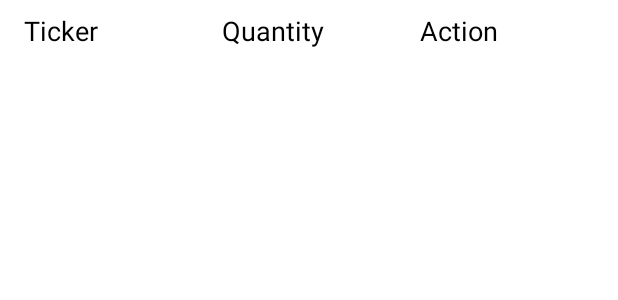
After one commit to AaronCreor/StockMarketShowdown, an Android app: the layout global_row.xml on its own in the app's theme, with its tools: preview values and no code run, on a phone screen of 412 x 824 dp. The commit adds this screen. Shown: the top 300 px of the screen. Run offline under Robolectric (Android 15) with nearby library versions, the phone set to English and light mode, and no system bars; network calls fail.

```diff
--- a/app/src/main/java/com/example/stockmarketshowdown/database/SMS.kt
+++ b/app/src/main/java/com/example/stockmarketshowdown/database/SMS.kt
@@ -9,7 +9,9 @@ import com.example.stockmarketshowdown.model.UserProfile
 import com.example.stockmarketshowdown.ui.history.SortColumn
 import com.example.stockmarketshowdown.ui.history.SortInfo
 import com.example.stockmarketshowdown.ui.home.Asset
+import com.example.stockmarketshowdown.ui.profile.ImageUploadFragment.Companion.TAG
 import com.google.firebase.auth.FirebaseAuth
+import com.google.firebase.database.FirebaseDatabase
 import kotlinx.coroutines.Dispatchers
 import kotlinx.coroutines.withContext
 import java.math.BigDecimal
--- a/app/src/main/java/com/example/stockmarketshowdown/ui/dashboard/CompanyPageFragment.kt
+++ b/app/src/main/java/com/example/stockmarketshowdown/ui/dashboard/CompanyPageFragment.kt
@@ -162,6 +162,7 @@ class CompanyPageFragment : Fragment() {
             SMS().insertTransaction(currentUserUID, "BUY", totalCost.toBigDecimal(), binding.ticker.text.toString())
             SMS().updateCash(currentUserUID, remainingCash)
             SMS().insertPortfolio(currentUserUID, binding.ticker.text.toString(), quantity, price.toBigDecimal())
+            RealTimeDB.insertTransaction(currentUserUID, quantity, binding.ticker.text.toString(), "BUY")
             fetchUserPortfolio()
             fetchUserCash()
             showSnackbar("Buy executed successfully. Total value: $costText")
@@ -196,6 +197,7 @@ class CompanyPageFragment : Fragment() {
 
         lifecycleScope.launch {
             val remainingCash = SMS().getUserCash(currentUserUID!!)!! + totalCost.toBigDecimal()
+            RealTimeDB.insertTransaction(currentUserUID, quantity, binding.ticker.text.toString(), "SELL")
             SMS().insertTransaction(currentUserUID, "SELL", totalCost.toBigDecimal(), binding.ticker.text.toString())
             SMS().updateCash(currentUserUID, remainingCash)
             SMS().updatePortfolio(currentUserUID, binding.ticker.text.toString(), -quantity)
--- a/app/src/main/java/com/example/stockmarketshowdown/ui/home/HomeFragment.kt
+++ b/app/src/main/java/com/example/stockmarketshowdown/ui/home/HomeFragment.kt
@@ -71,6 +71,10 @@ class HomeFragment : Fragment() {
                     updateScore(userID, totalPortfolioValue)
                 }
             }
+        }
+        binding.imageGlobe.setOnClickListener {
+            // Navigate to the GlobalViewFragment
+            findNavController().navigate(HomeFragmentDirections.actionHomeToGlobalView())
         }
 
         return root
--- /dev/null
+++ b/app/src/main/res/layout/fragment_global.xml
@@ -0,0 +1,6 @@
+<?xml version="1.0" encoding="utf-8"?>
+<androidx.constraintlayout.widget.ConstraintLayout xmlns:android="http://schemas.android.com/apk/res/android"
+    android:layout_width="match_parent"
+    android:layout_height="match_parent">
+
+</androidx.constraintlayout.widget.ConstraintLayout>
--- /dev/null
+++ b/app/src/main/res/layout/global_row.xml
@@ -0,0 +1,59 @@
+<androidx.constraintlayout.widget.ConstraintLayout
+    xmlns:android="http://schemas.android.com/apk/res/android"
+    android:layout_width="match_parent"
+    android:layout_height="wrap_content"
+    xmlns:app="http://schemas.android.com/apk/res-auto"
+    android:background="?attr/selectableItemBackground">
+
+    <!-- Ticker -->
+    <TextView
+        android:id="@+id/text_ticker"
+        android:layout_width="0dp"
+        android:layout_height="wrap_content"
+        android:text="Ticker"
+        android:textSize="18sp"
+        android:textColor="@color/black"
+        app:layout_constraintStart_toStartOf="parent"
+        app:layout_constraintTop_toTopOf="parent"
+        app:layout_constraintBottom_toBottomOf="parent"
+        android:layout_marginStart="16dp"
+        android:layout_marginTop="8dp"
+        android:layout_marginBottom="8dp"
+        android:layout_marginEnd="8dp"
+        app:layout_constraintEnd_toStartOf="@+id/text_quantity"/>
+
+    <!-- Quantity -->
+    <TextView
+        android:id="@+id/text_quantity"
+        android:layout_width="0dp"
+        android:layout_height="wrap_content"
+        android:text="Quantity"
+        android:textSize="18sp"
+        android:textColor="@color/black"
+        app:layout_constraintStart_toEndOf="@+id/text_ticker"
+        app:layout_constraintTop_toTopOf="parent"
+        app:layout_constraintBottom_toBottomOf="parent"
+        android:layout_marginStart="8dp"
+        android:layout_marginTop="8dp"
+        android:layout_marginBottom="8dp"
+        android:layout_marginEnd="8dp"
+        app:layout_constraintEnd_toStartOf="@+id/text_action"/>
+
+    <!-- Action -->
+    <TextView
+        android:id="@+id/text_action"
+        android:layout_width="0dp"
+        android:layout_height="wrap_content"
+        android:text="Action"
+        android:textSize="18sp"
+        android:textColor="@color/black"
+        app:layout_constraintStart_toEndOf="@+id/text_quantity"
+        app:layout_constraintTop_toTopOf="parent"
+        app:layout_constraintBottom_toBottomOf="parent"
+        android:layout_marginStart="8dp"
+        android:layout_marginTop="8dp"
+        android:layout_marginBottom="8dp"
+        android:layout_marginEnd="16dp"
+        app:layout_constraintEnd_toEndOf="parent"/>
+
+</androidx.constraintlayout.widget.ConstraintLayout>
```
Also changed, not shown: app/build.gradle.kts (+7 -0 lines), app/src/main/java/com/example/stockmarketshowdown/firebase/RealTimeDB.kt (added, +29 -0 lines), app/src/main/java/com/example/stockmarketshowdown/ui/globe/GlobalViewFragment.kt (added, +20 -0 lines), app/src/main/java/com/example/stockmarketshowdown/ui/globe/RVGlobalAdapter.kt (added, +32 -0 lines), app/src/main/res/layout/fragment_home.xml (+13 -0 lines), app/src/main/res/navigation/mobile_navigation.xml (+9 -0 lines), app/src/main/res/drawable/ic_globe.png (added).
